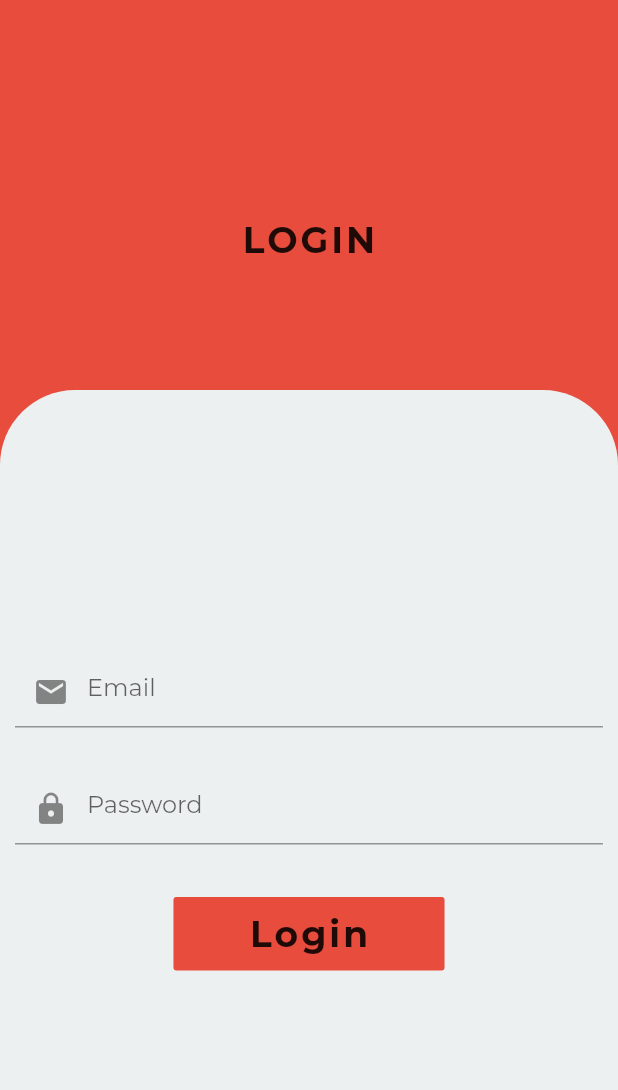
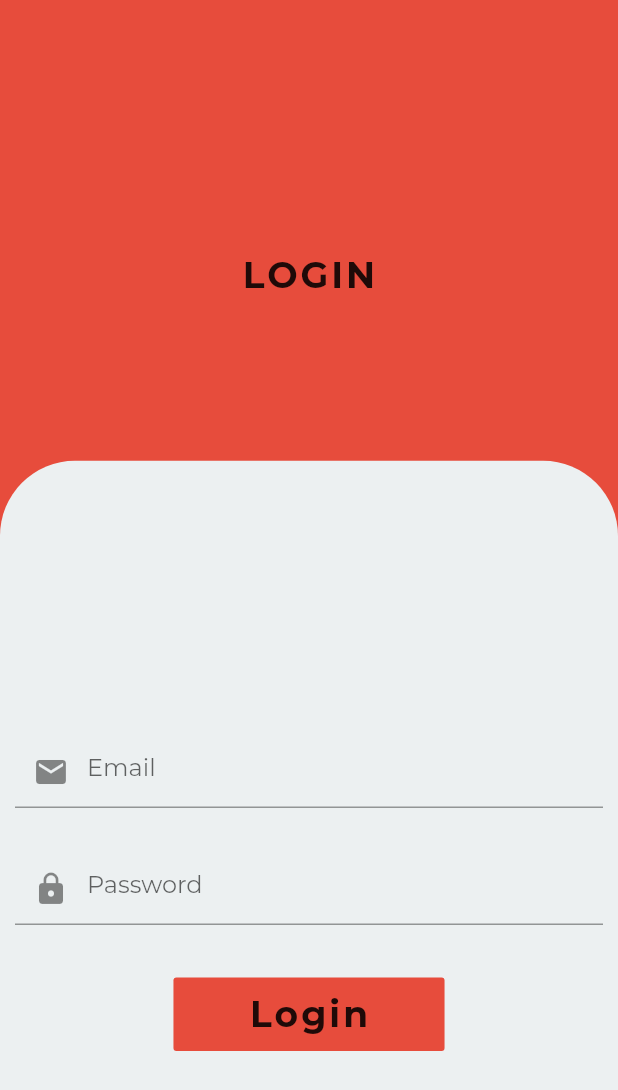
Before and after one commit to drny85/my_referrals, a Flutter app: the screen it shows after launch, on a phone screen of 412 x 824 dp. Shown: the top 1090 px of the screen. Run offline on Flutter 3.47's test engine with Material 2 defaults, Android fonts, the phone set to English and light mode, and no system bars; our stand-ins replace shared_preferences; accounts and stored records are empty.

Commit message:
fix keyboard issue in login screen

```diff
--- a/lib/screens/login_screen.dart
+++ b/lib/screens/login_screen.dart
@@ -72,14 +72,18 @@ class _LoginScreenState extends State<LoginScreen> {
   @override
   Widget build(BuildContext context) {
     final width = MediaQuery.of(context).size.width;
+    final height = MediaQuery.of(context).size.height;
     return Scaffold(
         backgroundColor: Theme.of(context).primaryColor,
-        body: Column(
+        body: Center(
+          child: SingleChildScrollView(
+            child: Column(
+              mainAxisSize: MainAxisSize.min,
               children: <Widget>[
                 Padding(
                   padding: const EdgeInsets.only(top: 60.0),
                   child: Container(
-                height: 200.0,
+                    height: height * 0.3,
                     width: width,
                     child: Column(
                       mainAxisAlignment: MainAxisAlignment.center,
@@ -95,9 +99,8 @@ class _LoginScreenState extends State<LoginScreen> {
                     ),
                   ),
                 ),
-            Expanded(
-              child: Container(
-                height: 600,
+                Container(
+                  height: height * 0.7,
                   width: width,
                   decoration: BoxDecoration(
                     color: Theme.of(context).accentColor,
@@ -136,7 +139,8 @@ class _LoginScreenState extends State<LoginScreen> {
                             });
                           },
                           decoration: InputDecoration(
-                            hintText: 'Password', prefixIcon: Icon(Icons.lock)),
+                              hintText: 'Password',
+                              prefixIcon: Icon(Icons.lock)),
                         ),
                         SizedBox(
                           height: 30,
@@ -162,9 +166,10 @@ class _LoginScreenState extends State<LoginScreen> {
                       ],
                     ),
                   ),
-              ),
                 )
               ],
+            ),
+          ),
         ));
   }
 }
--- a/lib/screens/referrals/add_referral.dart
+++ b/lib/screens/referrals/add_referral.dart
@@ -172,6 +172,7 @@ class _AddReferralScreenState extends State<AddReferralScreen> {
                     //ZIPCODE field
                     TextFormField(
                       onSaved: (value) => zipcode = int.parse(value),
+                      maxLength: 5,
                       keyboardType: TextInputType.number,
                       validator: (value) {
                         if (value.isEmpty) {
@@ -191,6 +192,7 @@ class _AddReferralScreenState extends State<AddReferralScreen> {
                     TextFormField(
                       onSaved: (value) => phone = value,
                       keyboardType: TextInputType.phone,
+                      maxLength: 12,
                       validator: (value) {
                         if (value.isEmpty) {
                           return 'Please enter a phone';
@@ -202,8 +204,7 @@ class _AddReferralScreenState extends State<AddReferralScreen> {
                         return null;
                       },
                       decoration: InputDecoration(
-                        labelText: 'Phone',
-                      ),
+                          labelText: 'Phone', helperText: '555-555-5555'),
                     ),
                     //EMAIL field
                     TextFormField(
--- a/lib/screens/referrals/referral_details.dart
+++ b/lib/screens/referrals/referral_details.dart
@@ -36,7 +36,7 @@ class _ReferralDetailState extends State<ReferralDetail> {
         Stack(
           children: <Widget>[
             Container(
-                  height: MediaQuery.of(context).size.width - 80.0,
+              height: MediaQuery.of(context).size.height * 0.3,
               width: MediaQuery.of(context).size.width,
               decoration: BoxDecoration(
                   color: Colors.grey,
@@ -389,7 +389,7 @@ class _ReferralDetailState extends State<ReferralDetail> {
                         AnimatedContainer(
                           duration: Duration(milliseconds: 500),
                           curve: Curves.easeInCubic,
-                              height: _showComment ? 300 : 1.0,
+                          height: _showComment ? 200 : 1.0,
                           child: Text(
                             widget.referral.comment,
                             style: TextStyle(
```
Lines whose indentation alone changed are shown as unchanged.
